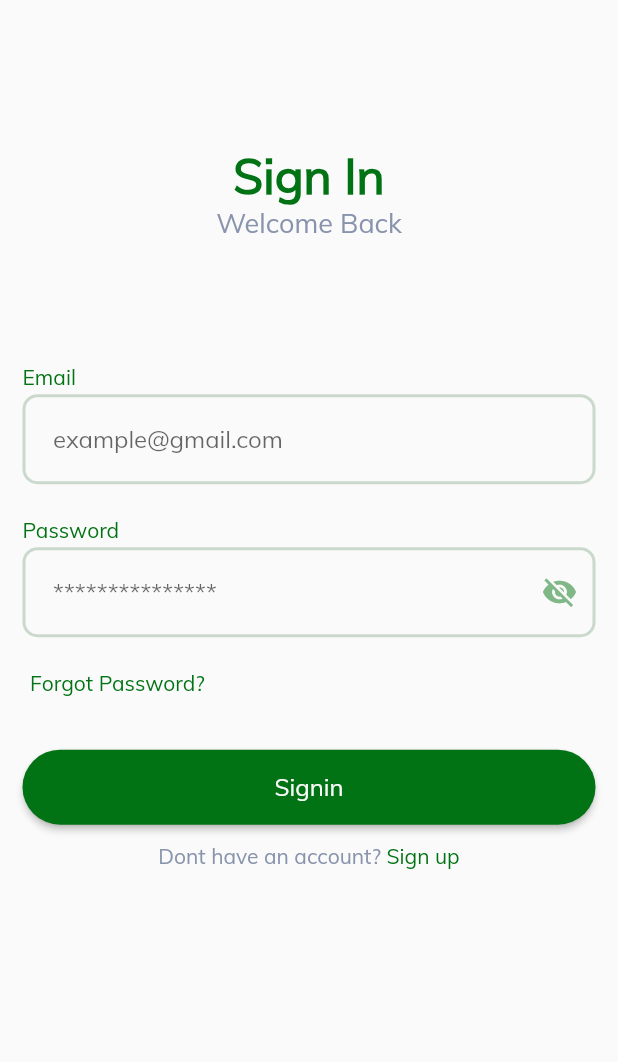
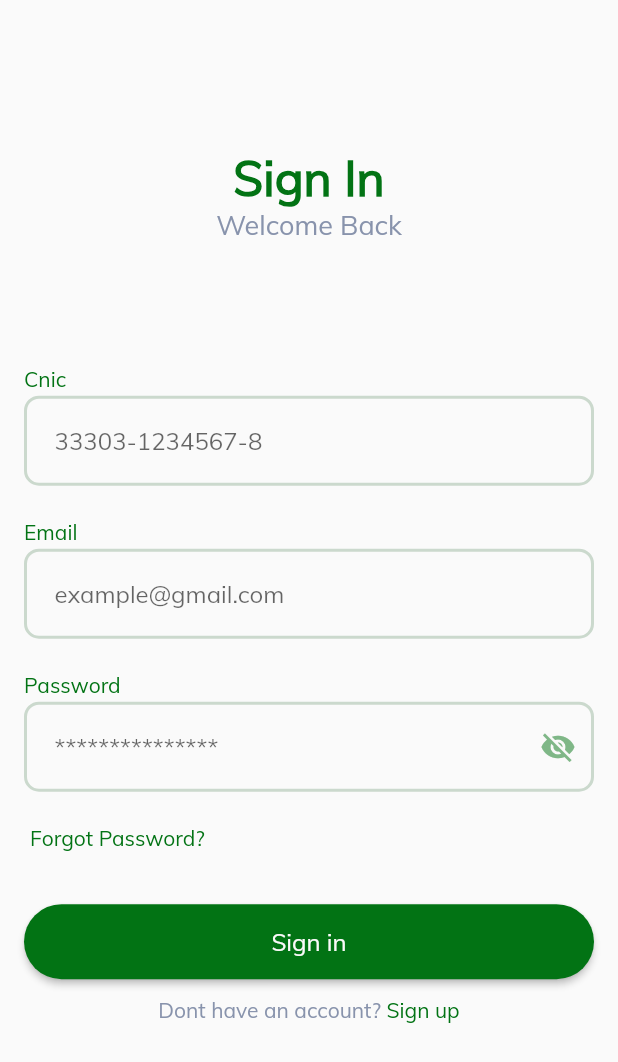
Before and after one commit to codewithumar/E_Voting, a Flutter app: the screen it shows after launch, on a phone screen of 412 x 824 dp. Shown: the top 1062 px of the screen. Run offline on Flutter 3.47's test engine with Material 2 defaults, Android fonts, the phone set to English and light mode, and no system bars; our stand-ins replace cloud_firestore, email_validator, file_picker, firebase_auth, firebase_core, firebase_storage and 2 more; missing offline and left inert: pattern_formatter; accounts and stored records are empty.

Commit message:
datepicker, padding issue and bugs fixing

```diff
--- a/lib/screens/homepage.dart
+++ b/lib/screens/homepage_screen.dart
@@ -1,6 +1,6 @@
 import 'package:flutter/material.dart';
 
-import 'package:e_voting/screens/profile.dart';
+import 'package:e_voting/screens/profile_screen.dart';
 
 import 'package:e_voting/utils/constants.dart';
 
--- a/lib/screens/login_screen.dart
+++ b/lib/screens/login_screen.dart
@@ -1,14 +1,17 @@
+import 'package:e_voting/providers/firebase_auth_provider.dart';
+import 'package:e_voting/widgets/passwordfield.dart';
 import 'package:e_voting/widgets/toast.dart';
 import 'package:flutter/material.dart';
 import 'package:firebase_auth/firebase_auth.dart';
 
-import 'package:e_voting/screens/profile.dart';
+import 'package:e_voting/screens/profile_screen.dart';
 import 'package:e_voting/widgets/signup_login_button.dart';
 
 import 'package:e_voting/screens/signup_screen.dart';
 import 'package:e_voting/utils/constants.dart';
-import 'package:e_voting/widgets/sign_up_fields.dart';
+import 'package:e_voting/widgets/input_field.dart';
 import 'package:fluttertoast/fluttertoast.dart';
+import 'package:provider/provider.dart';
 
 class LoginScreen extends StatefulWidget {
   const LoginScreen({super.key});
@@ -36,7 +39,7 @@ class _LoginScreenState extends State<LoginScreen> {
         key: loginformkey,
         child: SingleChildScrollView(
           child: Padding(
-            padding: const EdgeInsets.all(15),
+            padding: const EdgeInsets.all(16),
             child: SizedBox(
               height: height,
               child: Column(
@@ -65,6 +68,12 @@ class _LoginScreenState extends State<LoginScreen> {
                   SizedBox(
                     height: height * 0.1,
                   ),
+                  const InputField(
+                    label: 'Cnic',
+                    labelText: '33303-1234567-8',
+                    fieldmessage: "Cnic",
+                    errormessage: "Please input valid Cnic",
+                  ),
                   InputField(
                     label: 'Email',
                     labelText: 'example@gmail.com',
@@ -72,7 +81,7 @@ class _LoginScreenState extends State<LoginScreen> {
                     errormessage: "Please Enter valid email",
                     fieldmessage: "email",
                   ),
-                  InputField(
+                  PasswordField(
                     label: 'Password',
                     labelText: '***************',
                     controller: passwordcontroller,
@@ -90,8 +99,11 @@ class _LoginScreenState extends State<LoginScreen> {
                     ),
                   ),
                   SignupLoginButton(
-                    btnText: 'Signin',
-                    function: loginuser,
+                    isLoading: true,
+                    btnText: 'Sign in',
+                    function: () async {
+                      await loginuser();
+                    },
                     formkey: loginformkey,
                   ),
                   Padding(
@@ -136,23 +148,20 @@ class _LoginScreenState extends State<LoginScreen> {
 
   Future<void> loginuser() async {
     try {
-      await FirebaseAuth.instance
-          .signInWithEmailAndPassword(
-        email: emailcontroller.text,
-        password: passwordcontroller.text,
-      )
-          .then(
-        (value) {
+      await context.read<FirebaseAuthProvider>().signInwithEmailandPassword(
+            emailcontroller.text,
+            passwordcontroller.text,
+          );
+
       toast.showToast(
         child: buildtoast("Sign In successful", "success"),
-              gravity: ToastGravity.BOTTOM);
+        gravity: ToastGravity.BOTTOM,
+      );
       if (!mounted) return;
-          Navigator.of(context).pushAndRemoveUntil(
+      Navigator.of(context).pushReplacement(
         MaterialPageRoute(
           builder: (context) => const Profile(),
         ),
-              (route) => false);
-        },
       );
     } on FirebaseAuthException catch (e) {
       if (e.code == 'user-not-found') {
--- a/lib/widgets/sign_up_fields.dart
+++ b/lib/widgets/input_field.dart
@@ -3,17 +3,17 @@
 import 'dart:developer';
 
 import 'package:flutter/material.dart';
-
+import 'package:intl/intl.dart';
 import 'package:flutter/services.dart';
 import 'package:email_validator/email_validator.dart';
 import 'package:e_voting/utils/constants.dart';
+import 'package:pattern_formatter/date_formatter.dart';
 
 class InputField extends StatefulWidget {
   const InputField(
       {Key? key,
       required this.label,
       required this.labelText,
-      this.obscure,
       this.controller,
       this.errormessage,
       this.fieldmessage,
@@ -22,7 +22,7 @@ class InputField extends StatefulWidget {
   final String label;
   final String labelText;
   final TextEditingController? controller;
-  final bool? obscure;
+
   final bool? readOnly;
   final String? errormessage;
   final String? fieldmessage;
@@ -32,8 +32,6 @@ class InputField extends StatefulWidget {
 }
 
 class _InputFieldState extends State<InputField> {
-  late bool _obscureText = (widget.obscure == true) ? true : false;
-
   @override
   Widget build(BuildContext context) {
     return Column(
@@ -55,38 +53,40 @@ class _InputFieldState extends State<InputField> {
             keyboardType: (widget.fieldmessage == "Cnic" ||
                     widget.fieldmessage == "DOE" ||
                     widget.fieldmessage == "phone")
-                ? TextInputType.text
+                ? TextInputType.number
                 : TextInputType.text,
             controller: widget.controller,
             inputFormatters: (widget.fieldmessage == "Cnic" ||
                     widget.fieldmessage == "phone")
                 ? [
-                    // FilteringTextInputFormatter.allow(
-                    //   RegExp(r"^[0-9]"),
-                    // ),
                     LengthLimitingTextInputFormatter(13),
                   ]
                 : (widget.fieldmessage == "DOE")
                     ? [
-                        // FilteringTextInputFormatter.allow(
-                        //   RegExp(r"^[0-9]"),
-                        // ),
-                        LengthLimitingTextInputFormatter(5),
+                        LengthLimitingTextInputFormatter(15),
                       ]
                     : [],
-            obscureText: _obscureText,
             readOnly: (widget.readOnly == true) ? true : false,
             decoration: InputDecoration(
-              suffixIcon: (widget.obscure == true)
+              suffix: (widget.fieldmessage == "DOE")
                   ? IconButton(
-                      icon: Icon(
-                        !_obscureText ? Icons.visibility : Icons.visibility_off,
+                      icon: const Icon(
+                        Icons.calendar_today,
                         color: Constants.lightGreen,
                       ),
-                      onPressed: () {
-                        setState(() {
-                          _obscureText = !_obscureText;
-                        });
+                      onPressed: () async {
+                        DateTime? pickedDate = await showDatePicker(
+                          context: context,
+                          initialDate: DateTime.now(),
+                          firstDate: DateTime(2000),
+                          lastDate: DateTime(2050),
+                        );
+                        if (pickedDate != null) {
+                          setState(() {
+                            widget.controller!.text =
+                                DateFormat('yyyy-MM').format(pickedDate);
+                          });
+                        }
                       })
                   : const Text(''),
               hintText: (widget.fieldmessage == "password")
@@ -111,6 +111,13 @@ class _InputFieldState extends State<InputField> {
                 ),
                 borderRadius: BorderRadius.circular(10),
               ),
+              errorBorder: OutlineInputBorder(
+                borderSide: const BorderSide(
+                  width: 1,
+                  color: Constants.errorcolor,
+                ),
+                borderRadius: BorderRadius.circular(10),
+              ),
               focusedBorder: OutlineInputBorder(
                 borderSide: const BorderSide(
                   width: 2,
@@ -128,8 +135,8 @@ class _InputFieldState extends State<InputField> {
                 log("1");
                 return widget.errormessage;
               } else if (widget.fieldmessage == "Cnic" &&
-                  (value!.isEmpty) &&
-                  value.length < 13) {
+                  value!.length < 13 &&
+                  value.isEmpty) {
                 log("2");
                 return "Please enter correct 13 digit Cnic";
               } else if (widget.fieldmessage == "email" &&
--- /dev/null
+++ b/lib/widgets/passwordfield.dart
@@ -0,0 +1,121 @@
+// ignore_for_file: must_be_immutable
+
+import 'dart:developer';
+
+import 'package:flutter/material.dart';
+
+import 'package:flutter/services.dart';
+import 'package:email_validator/email_validator.dart';
+import 'package:e_voting/utils/constants.dart';
+
+class PasswordField extends StatefulWidget {
+  const PasswordField(
+      {Key? key,
+      required this.label,
+      required this.labelText,
+      this.obscure,
+      this.controller,
+      this.errormessage,
+      this.fieldmessage,
+      this.readOnly})
+      : super(key: key);
+  final String label;
+  final String labelText;
+  final TextEditingController? controller;
+  final bool? obscure;
+  final bool? readOnly;
+  final String? errormessage;
+  final String? fieldmessage;
+
+  @override
+  State<PasswordField> createState() => _PasswordFieldState();
+}
+
+class _PasswordFieldState extends State<PasswordField> {
+  late bool _obscureText = (widget.obscure == true) ? true : false;
+
+  @override
+  Widget build(BuildContext context) {
+    return Column(
+      children: [
+        Align(
+          alignment: Alignment.centerLeft,
+          child: Text(
+            widget.label,
+            style: const TextStyle(
+              fontSize: 14,
+              color: Color(0xff027314),
+            ),
+          ),
+        ),
+        Container(
+          height: 65,
+          margin: const EdgeInsets.symmetric(vertical: 2.0),
+          child: TextFormField(
+            controller: widget.controller,
+            obscureText: _obscureText,
+            readOnly: (widget.readOnly == true) ? true : false,
+            decoration: InputDecoration(
+              suffixIcon: (widget.obscure == true)
+                  ? IconButton(
+                      icon: Icon(
+                        !_obscureText ? Icons.visibility : Icons.visibility_off,
+                        color: Constants.lightGreen,
+                      ),
+                      onPressed: () {
+                        setState(() {
+                          _obscureText = !_obscureText;
+                        });
+                      })
+                  : const Text(''),
+              hintText: (widget.fieldmessage == "password")
+                  ? "*********"
+                  : widget.labelText,
+              labelStyle: const TextStyle(
+                fontSize: 14,
+              ),
+              alignLabelWithHint: true,
+              prefixText: "  ",
+              focusedErrorBorder: OutlineInputBorder(
+                borderSide: const BorderSide(
+                  width: 2,
+                  color: Constants.errorcolor,
+                ),
+                borderRadius: BorderRadius.circular(10),
+              ),
+              enabledBorder: OutlineInputBorder(
+                borderSide: const BorderSide(
+                  width: 2,
+                  color: Color.fromARGB(255, 203, 217, 205),
+                ),
+                borderRadius: BorderRadius.circular(10),
+              ),
+              focusedBorder: OutlineInputBorder(
+                borderSide: const BorderSide(
+                  width: 2,
+                  color: Colors.green,
+                ),
+                borderRadius: BorderRadius.circular(10),
+              ),
+              errorStyle: const TextStyle(
+                color: Colors.redAccent,
+                fontSize: 10,
+              ),
+            ),
+            validator: (value) {
+              if (widget.fieldmessage == null && value!.isEmpty) {
+                log("1");
+                return widget.errormessage;
+              }
+
+              return null;
+            },
+          ),
+        ),
+        const SizedBox(
+          height: 15,
+        )
+      ],
+    );
+  }
+}
--- a/lib/widgets/signup_login_button.dart
+++ b/lib/widgets/signup_login_button.dart
@@ -1,26 +1,24 @@
 // ignore_for_file: must_be_immutable
 
 import 'package:flutter/material.dart';
+import 'package:provider/provider.dart';
+
+import 'package:e_voting/providers/firebase_auth_provider.dart';
 import 'package:e_voting/utils/constants.dart';
 
-class SignupLoginButton extends StatefulWidget {
+class SignupLoginButton extends StatelessWidget {
   const SignupLoginButton({
     Key? key,
     required this.btnText,
     required this.function,
     this.formkey,
-    // required this.onpress,
+    required this.isLoading,
   }) : super(key: key);
   final String btnText;
   final VoidCallback function;
   final GlobalKey<FormState>? formkey;
-  //Function() onpress;
+  final bool isLoading;
 
-  @override
-  State<SignupLoginButton> createState() => _SignupLoginButtonState();
-}
-
-class _SignupLoginButtonState extends State<SignupLoginButton> {
   @override
   Widget build(BuildContext context) {
     return Padding(
@@ -36,15 +34,23 @@ class _SignupLoginButtonState extends State<SignupLoginButton> {
           ),
           color: Constants.primarycolor,
           textColor: Constants.buttontextcolor,
-          onPressed: () {
-            if (widget.formkey!.currentState!.validate()) {
-              widget.function();
-            }
-          },
-          child: Text(
-            widget.btnText,
-            style: const TextStyle(fontSize: 16),
-          ),
+          onPressed: context.watch<FirebaseAuthProvider>().isLoading
+              ? null
+              : () {
+                  if (formkey!.currentState!.validate()) {
+                    function();
+                  }
+                },
+          child: context.watch<FirebaseAuthProvider>().isLoading
+              ? const Center(
+                  child: CircularProgressIndicator(
+                    valueColor: AlwaysStoppedAnimation(Colors.white),
+                  ),
+                )
+              : Text(
+                  btnText,
+                  style: const TextStyle(fontSize: 16),
+                ),
         ),
       ),
     );
```
Also changed, not shown: lib/main.dart (+11 -2 lines), lib/providers/firebase_auth_provider.dart (added, +36 -0 lines), lib/screens/create_profile_screen.dart (renamed from lib/screens/create_profile.dart, +5 -3 lines), lib/screens/edit_profile_screen.dart (renamed from lib/screens/edit_profile.dart, +5 -3 lines), lib/screens/profile_screen.dart (renamed from lib/screens/profile.dart, +4 -4 lines), lib/screens/signup_screen.dart (+22 -10 lines), lib/screens/splash_screen.dart (+21 -17 lines), lib/services/firebase_auth_service.dart (added, +33 -0 lines). Lines whose indentation alone changed are shown as unchanged.
